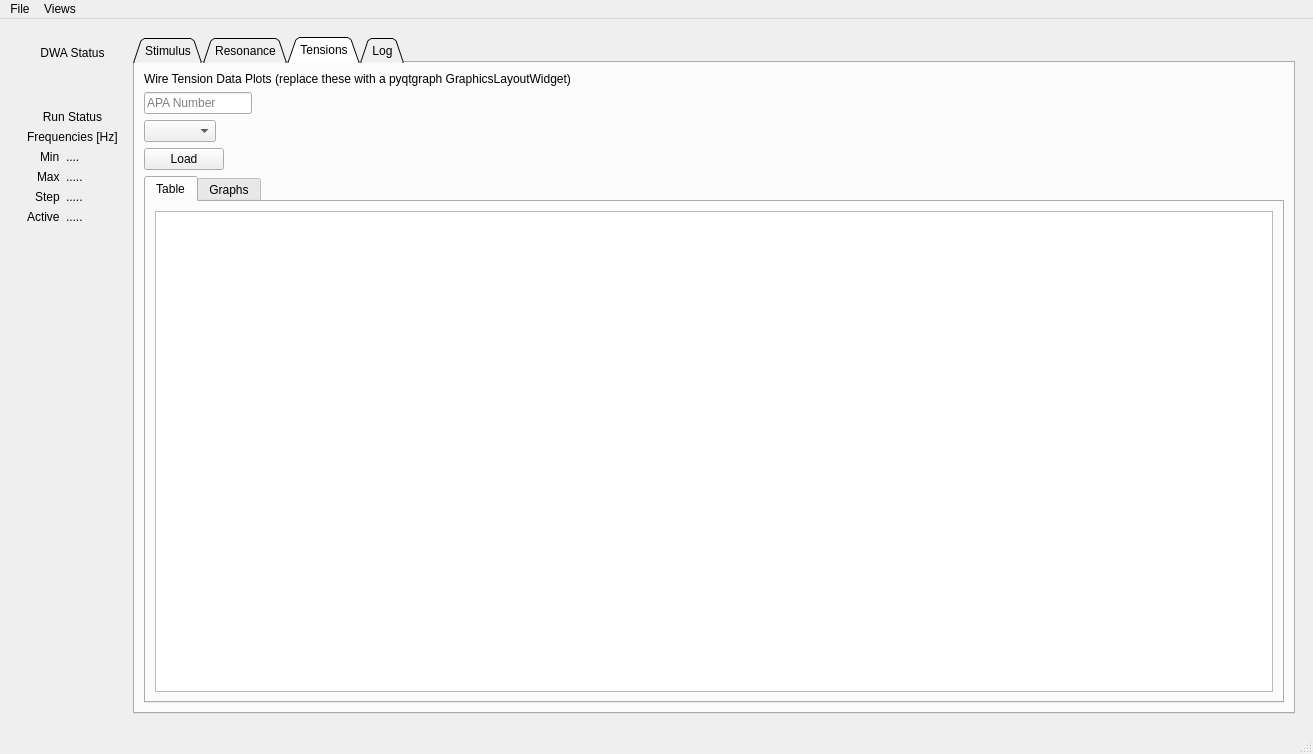
dunewires/ElectricalMethod, file DAQ/python/dwaDaqUI.ui: the form before one commit.
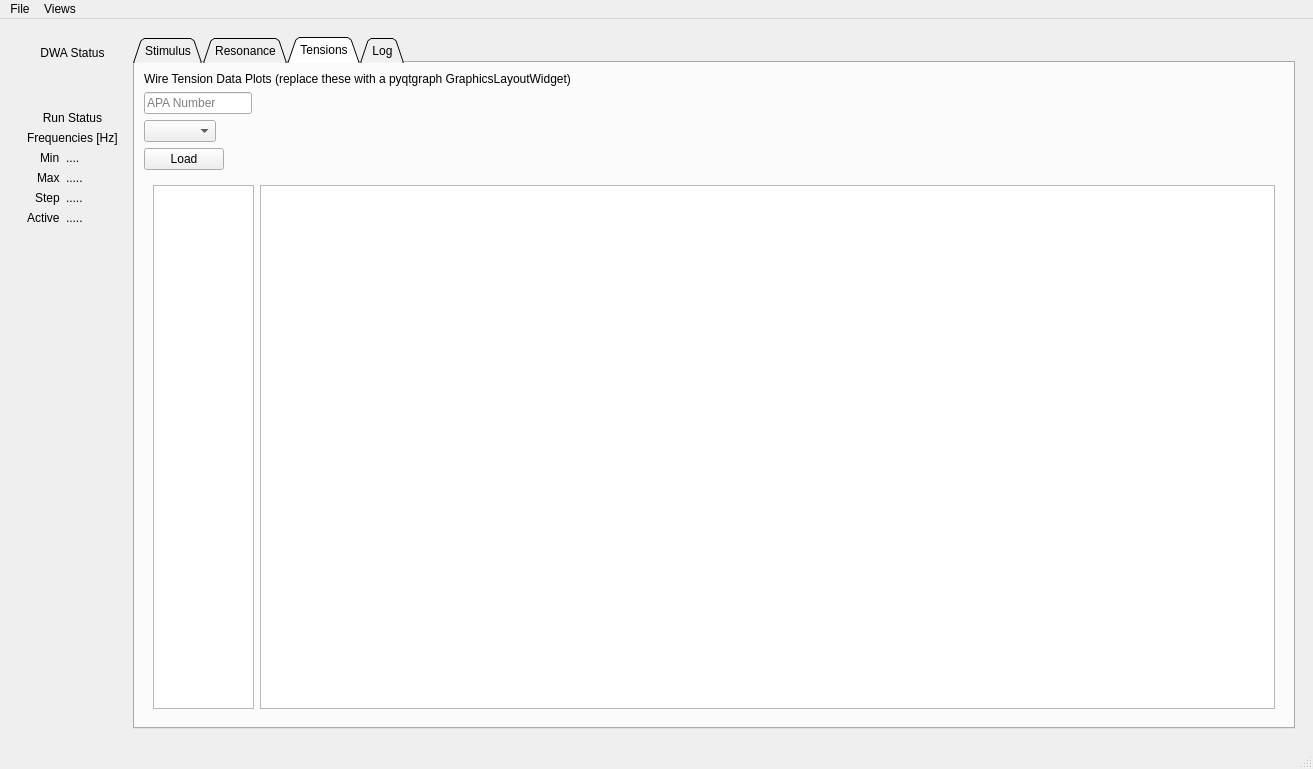
The form after the commit. The open tabs and pages were chosen to show the change. Custom widgets are drawn as their Qt base class.

Commit message: updated tension table to use Model-View architecture

```diff
--- a/DAQ/python/dwaDaqUI.ui
+++ b/DAQ/python/dwaDaqUI.ui
@@ -7,7 +7,7 @@
     <x>0</x>
     <y>0</y>
     <width>1313</width>
-    <height>754</height>
+    <height>769</height>
    </rect>
   </property>
   <property name="windowTitle">
@@ -743,30 +743,15 @@
             </layout>
            </item>
            <item>
-            <widget class="QTabWidget" name="tabTensionData">
-             <property name="currentIndex">
-              <number>0</number>
-             </property>
-             <widget class="QWidget" name="tabTensionTable">
-              <attribute name="title">
-               <string>Table</string>
-              </attribute>
-              <layout class="QVBoxLayout" name="verticalLayout_5">
+            <widget class="QWidget" name="widget_4" native="true">
+             <layout class="QHBoxLayout" name="horizontalLayout_7" stretch="1,10">
                <item>
-                <widget class="QTableWidget" name="tensionTable"/>
-               </item>
-              </layout>
-             </widget>
-             <widget class="QWidget" name="tabTensionGraphs">
-              <attribute name="title">
-               <string>Graphs</string>
-              </attribute>
-              <layout class="QVBoxLayout" name="verticalLayout_8">
+               <widget class="QTableView" name="tensionTableView"/>
+              </item>
                <item>
-                <widget class="PlotWidget" name="pw_tensionsPerWire"/>
-               </item>
-              </layout>
-             </widget>
+               <widget class="GraphicsLayoutWidget" name="tensionGLW"/>
+              </item>
+             </layout>
             </widget>
            </item>
           </layout>
```
Left out of the diff: 41 changed lines with no effect on the pictures. Lines whose indentation alone changed are shown as unchanged. The commit also changes 1 other file.
